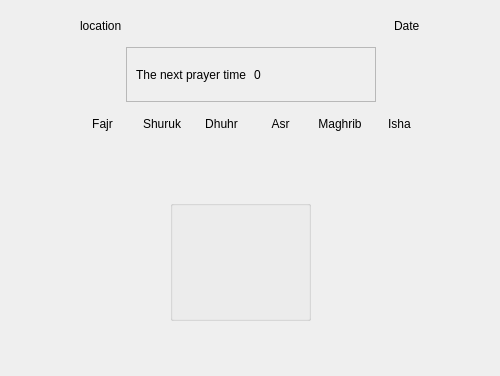
This is alquds/gui/homewidget.ui in ghannami/alQuds as Qt 5 draws it before an edit. The edited form follows.
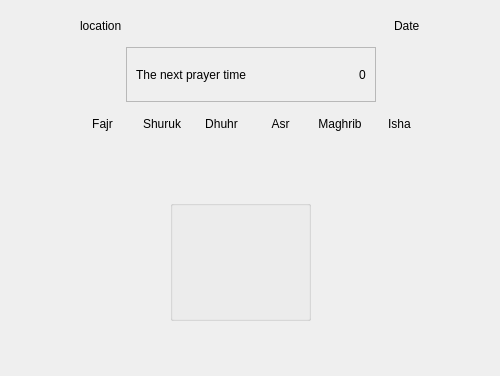
This is the edited form.

Diff of the .ui file:
```diff
--- a/alquds/gui/homewidget.ui
+++ b/alquds/gui/homewidget.ui
@@ -258,6 +258,19 @@
       </property>
      </widget>
     </item>
+    <item>
+     <spacer name="horizontalSpacer_2">
+      <property name="orientation">
+       <enum>Qt::Horizontal</enum>
+      </property>
+      <property name="sizeHint" stdset="0">
+       <size>
+        <width>40</width>
+        <height>20</height>
+       </size>
+      </property>
+     </spacer>
+    </item>
     <item>
      <widget class="QLabel" name="untilTimeLabel">
       <property name="text">
```
